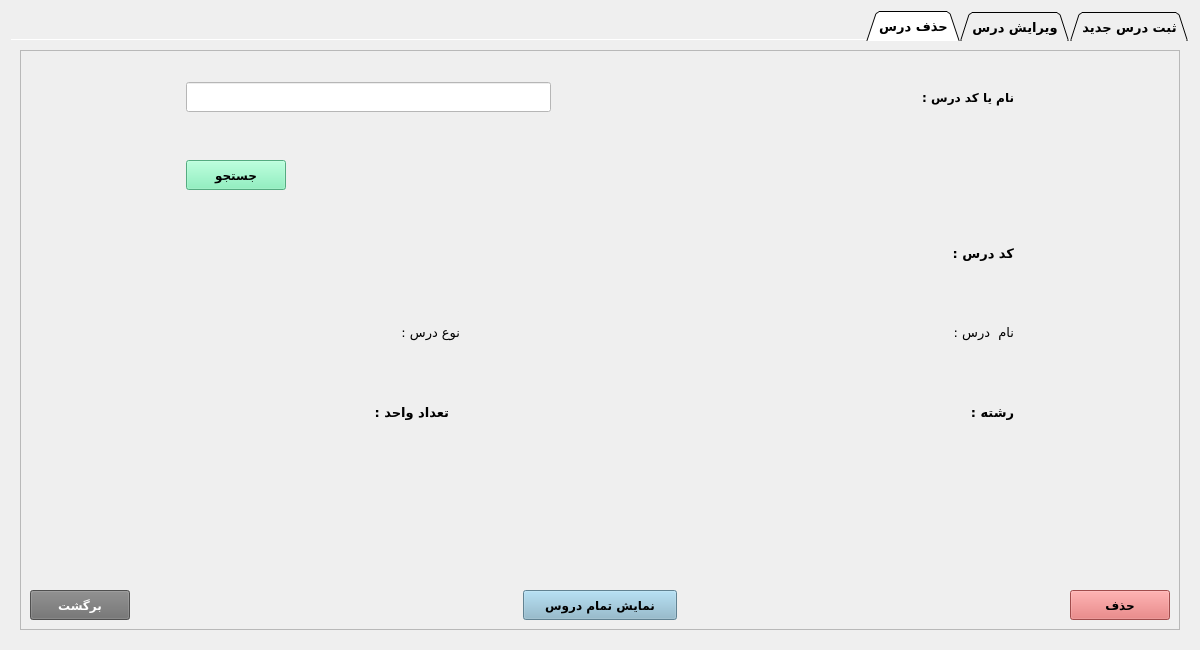
Qt form addlessondialog.ui (AliRn76/Student-Portal) before a commit.
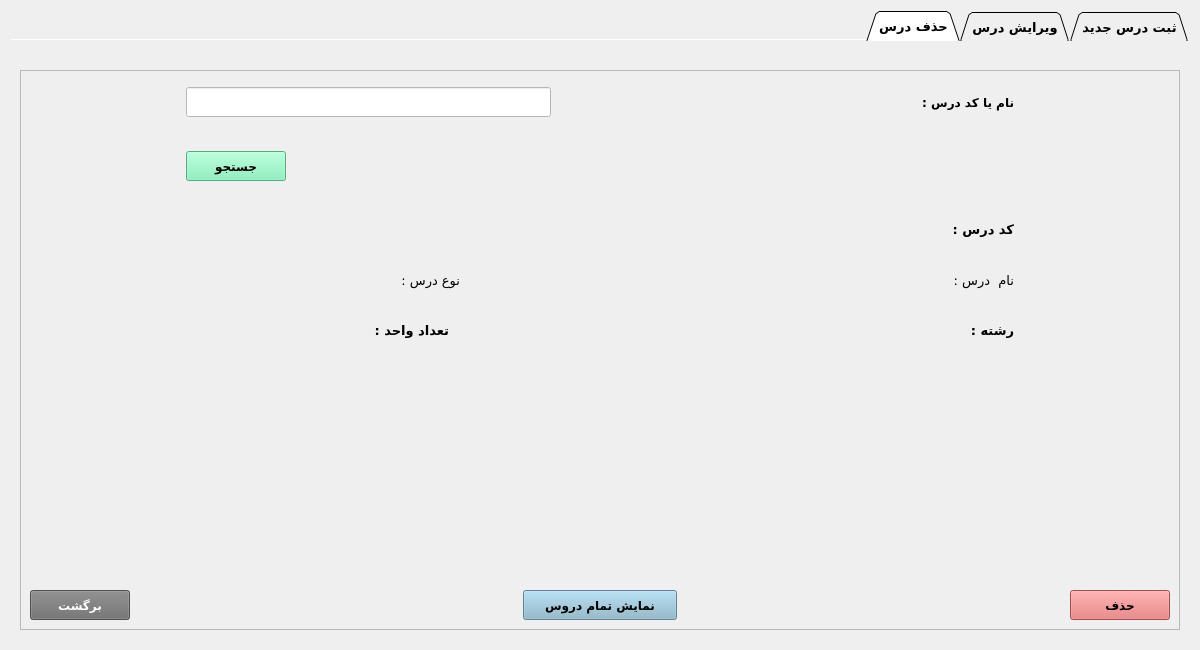
The same form after that commit.

Patch:
```diff
--- a/addlessondialog.ui
+++ b/addlessondialog.ui
@@ -1198,7 +1198,7 @@
        <string>حذف درس</string>
       </attribute>
       <layout class="QGridLayout" name="gridLayout_4">
-       <item row="0" column="0">
+       <item row="1" column="0">
         <widget class="QFrame" name="frame_2">
          <property name="layoutDirection">
           <enum>Qt::LeftToRight</enum>
@@ -1654,7 +1654,7 @@
             <property name="sizeHint" stdset="0">
              <size>
               <width>20</width>
-              <height>135</height>
+              <height>231</height>
              </size>
             </property>
            </spacer>
@@ -1765,6 +1765,19 @@
          </layout>
         </widget>
        </item>
+       <item row="0" column="0">
+        <spacer name="horizontalSpacer_39">
+         <property name="orientation">
+          <enum>Qt::Horizontal</enum>
+         </property>
+         <property name="sizeHint" stdset="0">
+          <size>
+           <width>40</width>
+           <height>20</height>
+          </size>
+         </property>
+        </spacer>
+       </item>
       </layout>
      </widget>
     </widget>
```
Left out of the diff: 32 changed lines with no effect on the pictures.
